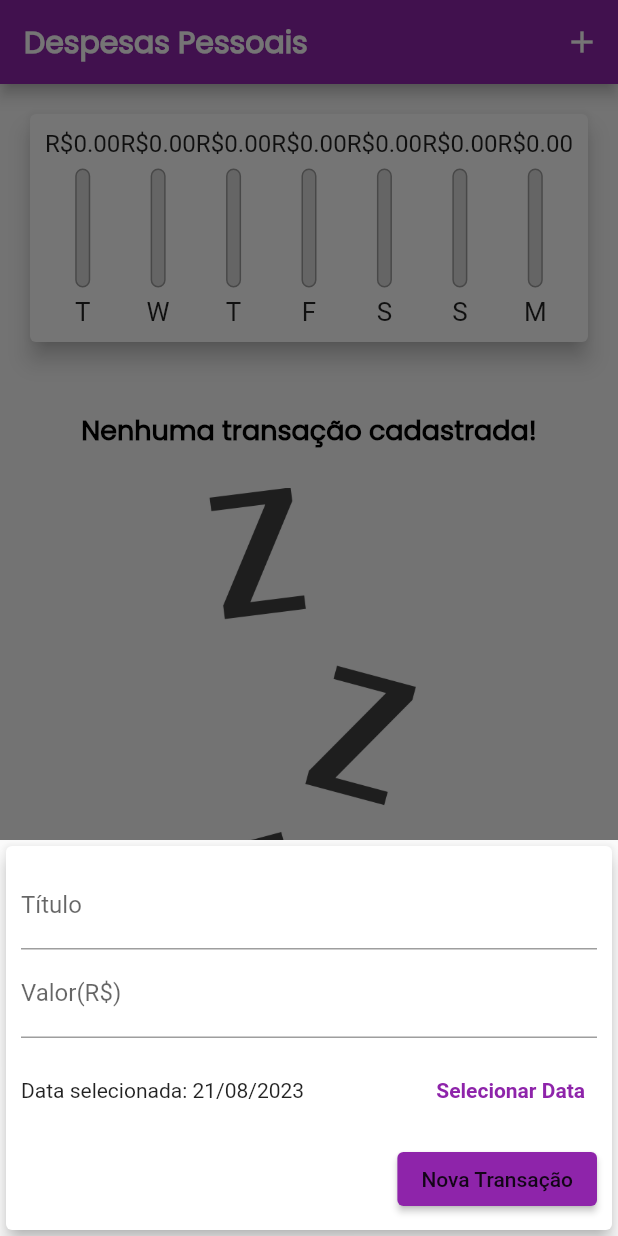
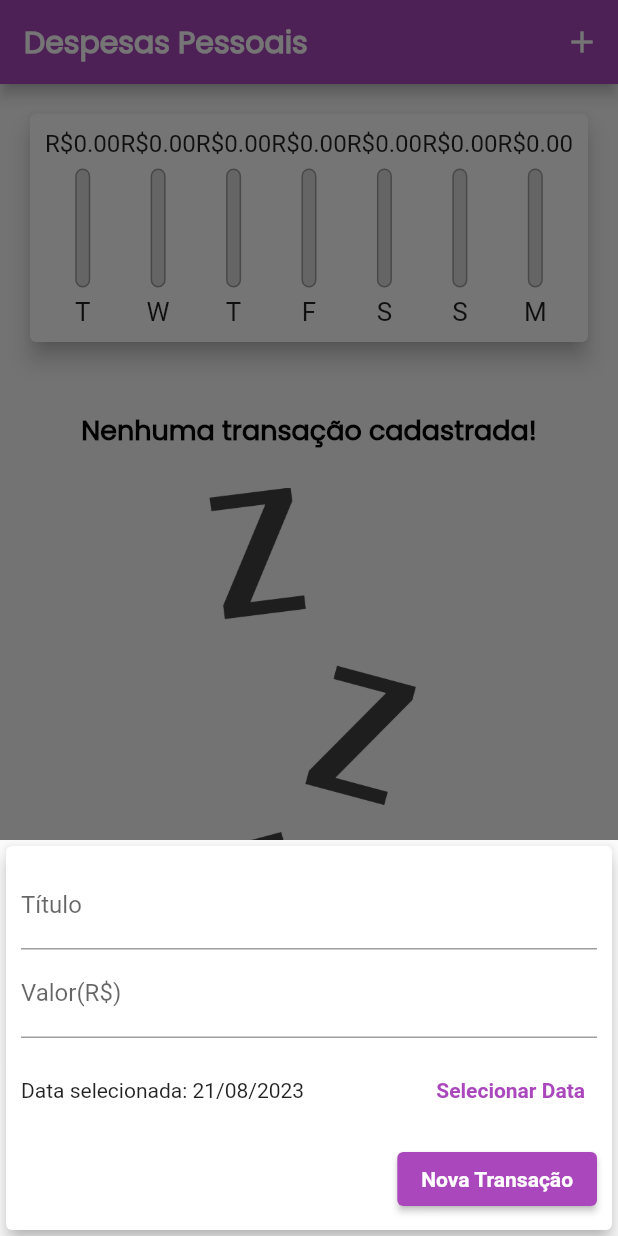
Before and after one commit to JuliaBianchi/curso_flutter, a Flutter app: the screen it shows after launch, after a tap on the "add" icon, on a phone screen of 412 x 824 dp. Run offline on Flutter 3.47's test engine with Material 2 defaults, Android fonts, the phone set to English and light mode, and no system bars; missing offline and left inert: dart:ffi.

Commit message:
feat: Arrumando o botão adaptativo.

```diff
--- a/expenses/lib/components/adaptative_button.dart
+++ b/expenses/lib/components/adaptative_button.dart
@@ -23,13 +23,13 @@ class AdaptativeButton extends StatelessWidget {
             ),
           )
         : ElevatedButton(
+            onPressed: onPressed,
             child: Text(
               label,
               style: TextStyle(
-                color: Theme.of(context).textTheme.button?.color,
+                color: Theme.of(context).textTheme.labelLarge?.color,
               ),
             ),
-            onPressed: onPressed,
           );
   }
 }
--- a/expenses/lib/main.dart
+++ b/expenses/lib/main.dart
@@ -18,7 +18,7 @@ class ExpansesApp extends StatelessWidget {
       home: MyHomePage(),
       theme: tema.copyWith(
         colorScheme: tema.colorScheme.copyWith(
-          primary: Colors.purple.shade600,
+          primary: Colors.purple.shade400,
           secondary: Colors.orange.shade500,
         ),
         textTheme: tema.textTheme.copyWith(
@@ -27,6 +27,10 @@ class ExpansesApp extends StatelessWidget {
             fontSize: 18,
             fontWeight: FontWeight.bold,
             color: Colors.black,
+          ),
+          labelLarge: const TextStyle(
+            color: Colors.white,
+            fontWeight: FontWeight.bold,
           ),
         ),
         appBarTheme: const AppBarTheme(
```
